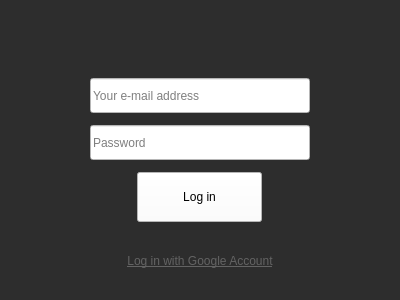
Qt form src/ui/linux/TogglDesktop/loginwidget.ui (toggl-open-source/toggldesktop) before a commit.
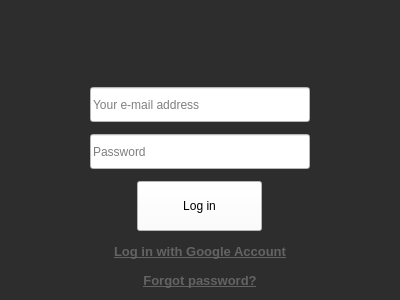
The same form after that commit. Icons and pictures are not drawn.

Commit message: Added Forgot password link (linx), closes #504

```diff
--- a/src/ui/linux/TogglDesktop/loginwidget.ui
+++ b/src/ui/linux/TogglDesktop/loginwidget.ui
@@ -140,6 +140,20 @@
      <property name="enabled">
       <bool>true</bool>
      </property>
+     <property name="maximumSize">
+      <size>
+       <width>16777215</width>
+       <height>17</height>
+      </size>
+     </property>
+     <property name="font">
+      <font>
+       <pointsize>10</pointsize>
+       <weight>75</weight>
+       <bold>true</bold>
+       <underline>true</underline>
+      </font>
+     </property>
      <property name="styleSheet">
       <string notr="true"/>
      </property>
@@ -157,6 +171,41 @@
      </property>
     </widget>
    </item>
+   <item>
+    <widget class="QLabel" name="forgotPassword">
+     <property name="maximumSize">
+      <size>
+       <width>16777215</width>
+       <height>17</height>
+      </size>
+     </property>
+     <property name="font">
+      <font>
+       <pointsize>10</pointsize>
+       <weight>75</weight>
+       <bold>true</bold>
+      </font>
+     </property>
+     <property name="mouseTracking">
+      <bool>true</bool>
+     </property>
+     <property name="text">
+      <string>&lt;a href=&quot;https://www.toggl.com/forgot-password&quot;&gt;&lt;span style=&quot; text-decoration: underline; color:#636363;&quot;&gt;Forgot password?&lt;/span&gt;&lt;/a&gt;</string>
+     </property>
+     <property name="textFormat">
+      <enum>Qt::RichText</enum>
+     </property>
+     <property name="alignment">
+      <set>Qt::AlignCenter</set>
+     </property>
+     <property name="openExternalLinks">
+      <bool>true</bool>
+     </property>
+     <property name="textInteractionFlags">
+      <set>Qt::TextBrowserInteraction</set>
+     </property>
+    </widget>
+   </item>
   </layout>
  </widget>
  <resources>
```
